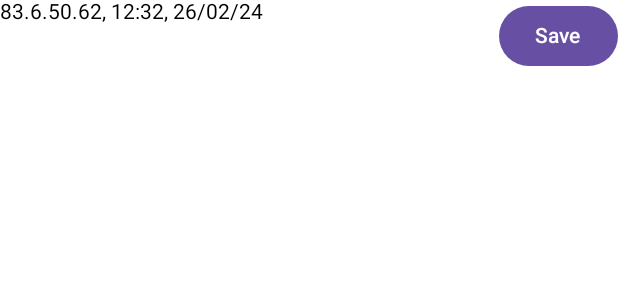
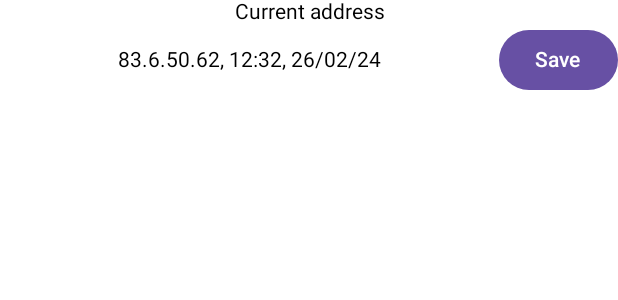
Before and after one commit to maksimowiczm/DeviceAddressTracker, an Android app built with Jetpack Compose: the @Preview function CurrentNetworkViewPreview, on a phone screen of 412 x 824 dp. Shown: the top 300 px of the screen. Run offline under Robolectric (Android 15) with nearby library versions, the phone set to English and light mode, and no system bars.

Commit message:
CurrentNetworkView UI adjustments

```diff
--- a/app/src/main/java/com/example/addresstracker/feature_network_information/presentation/current_network/CurrentNetworkView.kt
+++ b/app/src/main/java/com/example/addresstracker/feature_network_information/presentation/current_network/CurrentNetworkView.kt
@@ -1,5 +1,6 @@
 package com.example.addresstracker.feature_network_information.presentation.current_network
 
+import androidx.compose.foundation.layout.Column
 import androidx.compose.foundation.layout.Row
 import androidx.compose.foundation.layout.fillMaxWidth
 import androidx.compose.foundation.layout.wrapContentHeight
@@ -8,9 +9,8 @@ import androidx.compose.material3.Text
 import androidx.compose.runtime.Composable
 import androidx.compose.ui.Alignment
 import androidx.compose.ui.Modifier
+import androidx.compose.ui.text.style.TextAlign
 import androidx.compose.ui.tooling.preview.Preview
-import java.text.SimpleDateFormat
-import java.util.Locale
 
 @Composable
 fun CurrentNetworkView(
@@ -20,13 +20,8 @@ fun CurrentNetworkView(
         return Text(text = "Address not found")
     }
 
-    val dateFormat = SimpleDateFormat("hh:mm, dd/MM/yy", Locale.getDefault())
-    val date = dateFormat.format(viewModel.currentNetwork!!.date)
-
-    val output = "${viewModel.currentNetwork!!.address}, $date"
-
     CurrentNetworkUI(
-        currentNetwork = output,
+        currentNetwork = viewModel.currentNetwork.toString(),
         saveCurrentNetwork = { viewModel.saveCurrentNetwork() }
     )
 }
@@ -37,13 +32,21 @@ fun CurrentNetworkUI(
     saveCurrentNetwork: () -> Unit,
 ) {
 
+    Column {
+        Text(
+            text = "Current address",
+            modifier = Modifier.fillMaxWidth(),
+            textAlign = TextAlign.Center
+        )
         Row(
-        Modifier
+            modifier = Modifier
                 .fillMaxWidth()
-            .wrapContentHeight(Alignment.CenterVertically)
+                .wrapContentHeight(Alignment.CenterVertically),
+            verticalAlignment = Alignment.CenterVertically
         ) {
             Text(
                 text = currentNetwork,
+                textAlign = TextAlign.Center,
                 modifier = Modifier.weight(1f)
             )
             Button(
@@ -53,9 +56,10 @@ fun CurrentNetworkUI(
             }
         }
     }
+}
 
 @Composable
 @Preview
-fun CurrentNetworkViewPreview() {
+private fun CurrentNetworkViewPreview() {
     CurrentNetworkUI("83.6.50.62, 12:32, 26/02/24", {})
 }
```
Also changed, not shown: app/src/main/java/com/example/addresstracker/feature_network_information/persistence/room/NetworkInformation.kt (+10 -1 lines). Lines whose indentation alone changed are shown as unchanged.
